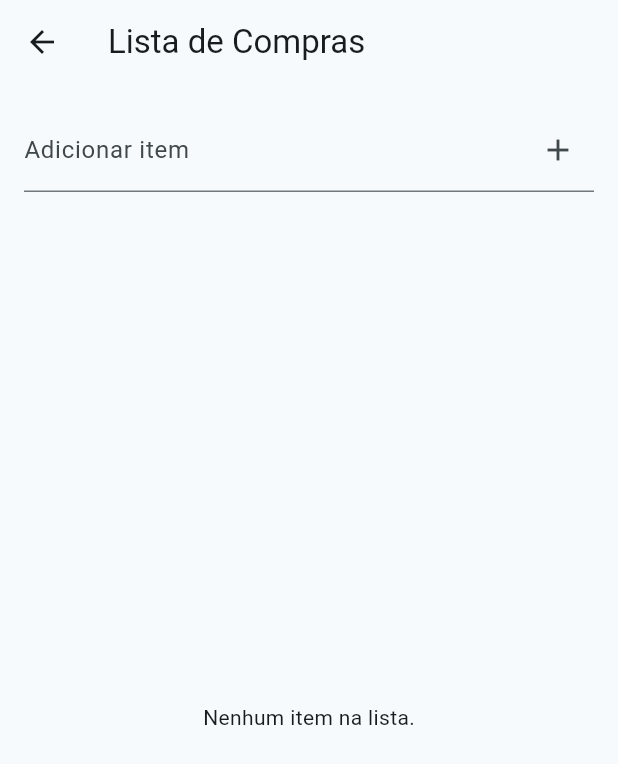
After one commit to iagocpv/flutter_multifuncoes, a Flutter app: the screen it shows after launch, after a tap on "Lista de compras", on a phone screen of 412 x 824 dp. The commit adds this screen. Shown: the top 764 px of the screen. Run offline on Flutter 3.47's test engine with Material 3 defaults, Android fonts, the phone set to English and light mode, and no system bars.

Commit message:
add lista de compras

```diff
--- a/lib/routes/app_routes.dart
+++ b/lib/routes/app_routes.dart
@@ -5,6 +5,7 @@ import '../screens/media_screen.dart';
 import '../screens/desconto_screen.dart';
 import '../screens/area_screen.dart';
 import '../screens/adivinhacao_screen.dart';
+import '../screens/lista_compras_screen.dart';
 
 class AppRoutes {
   static const home = '/';
@@ -13,6 +14,7 @@ class AppRoutes {
   static const desconto = '/desconto';
   static const area = '/area';
   static const adivinhacao = '/adivinhacao';
+  static const listaCompras = '/lista_compras';
 
   static Map<String, WidgetBuilder> routes = {
     home: (context) => const HomeScreen(),
@@ -21,5 +23,6 @@ class AppRoutes {
     desconto: (context) => const DescontoScreen(),
     adivinhacao: (context) => const JogoAdivinhacaoScreen(),
     area: (context) => const AreaScreen(),
+    listaCompras: (context) => const ListaComprasScreen(),
   };
 }
--- a/lib/screens/home_screen.dart
+++ b/lib/screens/home_screen.dart
@@ -46,6 +46,13 @@ class HomeScreen extends StatelessWidget {
               child: const Text('Calcular Área do Retângulo'),
             ),
           ),
+          Padding(
+            padding: const EdgeInsets.symmetric(vertical: 8),
+            child: ElevatedButton(
+              onPressed: () => Navigator.pushNamed(context, AppRoutes.listaCompras),
+              child: const Text('Lista de compras'),
+            ),
+          ),
         ],
       ),
     );
--- /dev/null
+++ b/lib/screens/lista_compras_screen.dart
@@ -0,0 +1,93 @@
+import 'package:flutter/material.dart';
+
+class ListaComprasScreen extends StatefulWidget {
+  const ListaComprasScreen({super.key});
+
+  @override
+  State<ListaComprasScreen> createState() => _ListaComprasScreenState();
+}
+
+class _ListaComprasScreenState extends State<ListaComprasScreen> {
+  final TextEditingController _itemController = TextEditingController();
+  final List<Map<String, dynamic>> _itens = [];
+
+  void _adicionarItem() {
+    final texto = _itemController.text.trim();
+    if (texto.isEmpty) return;
+
+    setState(() {
+      _itens.add({'nome': texto, 'comprado': false});
+      _itemController.clear();
+    });
+  }
+
+  void _removerItem(int index) {
+    setState(() {
+      _itens.removeAt(index);
+    });
+  }
+
+  void _toggleComprado(int index) {
+    setState(() {
+      _itens[index]['comprado'] = !_itens[index]['comprado'];
+    });
+  }
+
+  @override
+  void dispose() {
+    _itemController.dispose();
+    super.dispose();
+  }
+
+  @override
+  Widget build(BuildContext context) {
+    return Scaffold(
+      appBar: AppBar(title: const Text('Lista de Compras')),
+      body: Padding(
+        padding: const EdgeInsets.all(16),
+        child: Column(
+          children: [
+            TextField(
+              controller: _itemController,
+              decoration: InputDecoration(
+                labelText: 'Adicionar item',
+                suffixIcon: IconButton(
+                  icon: const Icon(Icons.add),
+                  onPressed: _adicionarItem,
+                ),
+              ),
+              onSubmitted: (_) => _adicionarItem(),
+            ),
+            const SizedBox(height: 20),
+            Expanded(
+              child: _itens.isEmpty
+                  ? const Center(child: Text('Nenhum item na lista.'))
+                  : ListView.builder(
+                      itemCount: _itens.length,
+                      itemBuilder: (context, index) {
+                        final item = _itens[index];
+                        return ListTile(
+                          leading: Checkbox(
+                            value: item['comprado'],
+                            onChanged: (_) => _toggleComprado(index),
+                          ),
+                          title: Text(
+                            item['nome'],
+                            style: TextStyle(
+                              decoration: item['comprado'] ? TextDecoration.lineThrough : null,
+                            ),
+                          ),
+                          trailing: IconButton(
+                            icon: const Icon(Icons.delete, color: Colors.red),
+                            onPressed: () => _removerItem(index),
+                          ),
+                        );
+                      },
+                    ),
+            ),
+          ],
+        ),
+      ),
+    );
+  }
+}
```
